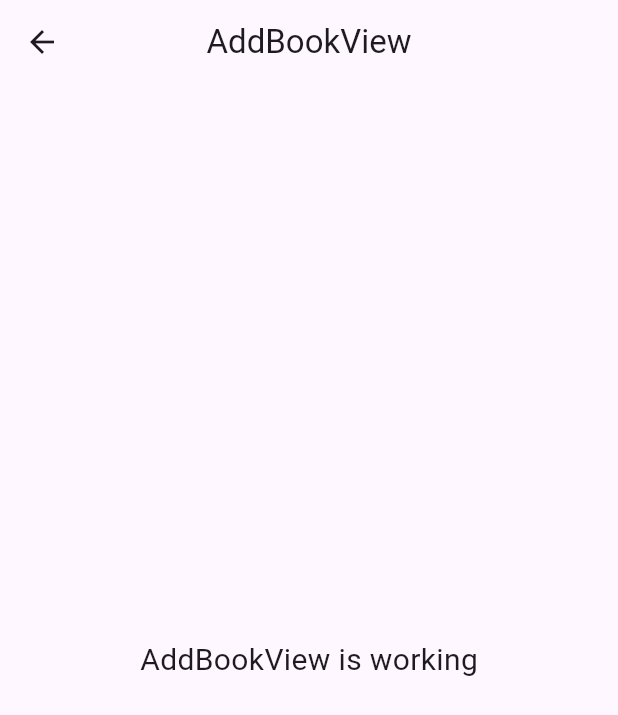
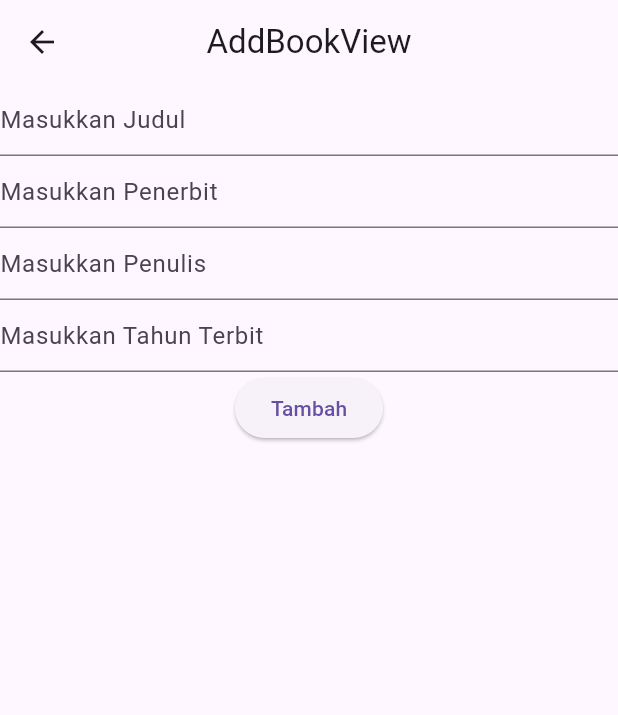
Before and after one commit to Rifkiyooo/petugas_perpustakaan, a Flutter app: the BookView screen opened by its route, after a tap on the "add" icon, on a phone screen of 412 x 824 dp. Shown: the top 715 px of the screen. Run offline on Flutter 3.47's test engine with Material 3 defaults, Android fonts, the phone set to English and light mode, and no system bars; our stand-ins replace dio, get, get_storage, pretty_dio_logger; accounts and stored records are empty; network calls fail.

Commit message:
finish commit

```diff
--- a/lib/app/modules/add_book/controllers/add_book_controller.dart
+++ b/lib/app/modules/add_book/controllers/add_book_controller.dart
@@ -1,6 +1,20 @@
+import 'package:dio/dio.dart';
+import 'package:flutter/cupertino.dart';
+import 'package:flutter/material.dart';
 import 'package:get/get.dart';
+import 'package:petugas_perpustakaan_kelas_b/app/modules/book/controllers/book_controller.dart';
+
+import '../../../data/constant/endpoint.dart';
+import '../../../data/provider/api_provider.dart';
 
 class AddBookController extends GetxController {
+  final loading = false.obs;
+  final GlobalKey<FormState> formKey = GlobalKey<FormState>();
+  final TextEditingController judulController = TextEditingController();
+  final TextEditingController penulisController = TextEditingController();
+  final TextEditingController penerbitController = TextEditingController();
+  final TextEditingController tahunterbitController = TextEditingController();
+  final BookController bookController = Get.put(BookController());
   //TODO: Implement AddBookController
 
   final count = 0.obs;
@@ -18,6 +32,41 @@ class AddBookController extends GetxController {
   void onClose() {
     super.onClose();
   }
-
-  void increment() => count.value++;
+  post() async {
+    loading(true);
+    try {
+      FocusScope.of(Get.context!).unfocus(); //meng close keybord
+      formKey.currentState?.save();
+      if (formKey.currentState!.validate()) {
+        final response = await ApiProvider.instance().post(Endpoint.book,
+            data:
+            {
+              "judul": judulController.text.toString(),
+              "penulis": penulisController.text.toString(),
+              "penerbit": penerbitController.text.toString(),
+              "tahun_terbit": int.parse(tahunterbitController.text.toString())
+            });
+        if (response.statusCode == 201) {
+          bookController.getData();
+         Get.back();
+        } else {
+          Get.snackbar("Sorry", "Login gagal", backgroundColor: Colors.orange);
+        }
+      }
+      loading(false);
+    } on DioException catch (e) {
+      loading(false);
+      if (e.response != null) {
+        if (e.response?.data != null) {
+          Get.snackbar("sorry", "${e.response?.data['message']}",
+              backgroundColor: Colors.orange);
+        }
+      } else {
+        Get.snackbar("Sorry", e.message ?? "", backgroundColor: Colors.red);
+      }
+    } catch (e) {
+      loading(false);
+      Get.snackbar("Error", e.toString(), backgroundColor: Colors.red);
+    }
+  }
 }
--- a/lib/app/modules/add_book/views/add_book_view.dart
+++ b/lib/app/modules/add_book/views/add_book_view.dart
@@ -13,12 +13,61 @@ class AddBookView extends GetView<AddBookController> {
         title: const Text('AddBookView'),
         centerTitle: true,
       ),
-      body: const Center(
-        child: Text(
-          'AddBookView is working',
-          style: TextStyle(fontSize: 20),
+      body: Center(
+        child: Form(
+          key: controller.formKey,
+          child: Column(
+            children: [
+              TextFormField(
+                controller: controller.judulController,
+                decoration: InputDecoration(hintText: "Masukkan Judul"),
+                validator: (value) {
+                  if (value!.isEmpty) {
+                    return "judul tidak boleh kosong";
+                  }
+                  return null;
+                },
+              ),
+              TextFormField(
+                controller: controller.penerbitController,
+                decoration: InputDecoration(hintText: "Masukkan Penerbit"),
+                validator: (value) {
+                  if (value!.isEmpty) {
+                    return "Penerbit tidak boleh kosong";
+                  }
+                  return null;
+                },
+              ),
+              TextFormField(
+                controller: controller.penulisController,
+                decoration: InputDecoration(hintText: "Masukkan Penulis"),
+                validator: (value) {
+                  if (value!.isEmpty) {
+                    return "penulis tidak boleh kosong";
+                  }
+                  return null;
+                },
+              ),
+              TextFormField(
+                controller: controller.tahunterbitController,
+                decoration: InputDecoration(hintText: "Masukkan Tahun Terbit"),
+                validator: (value) {
+                  if (value!.isEmpty) {
+                    return "Tahun Terbit tidak boleh kosong";
+                  }
+                  return null;
+                },
+              ),
+              Obx(() => controller.loading.value
+                  ? CircularProgressIndicator()
+                  : ElevatedButton(onPressed: () {
+                controller.post();
+              }, child: Text("Tambah"))
+              ),
+            ],
+          ),
         ),
-      ),
+      )
     );
   }
 }
--- a/lib/app/modules/book/controllers/book_controller.dart
+++ b/lib/app/modules/book/controllers/book_controller.dart
@@ -1,12 +1,16 @@
+import 'package:dio/dio.dart';
 import 'package:get/get.dart';
+import 'package:petugas_perpustakaan_kelas_b/app/data/model/response_book.dart';
 
-class BookController extends GetxController {
-  //TODO: Implement BookController
+import '../../../data/constant/endpoint.dart';
+import '../../../data/provider/api_provider.dart';
 
-  final count = 0.obs;
+class BookController extends GetxController with StateMixin<List<DataBook>> {
+
   @override
   void onInit() {
     super.onInit();
+    getData();
   }
 
   @override
@@ -19,5 +23,32 @@ class BookController extends GetxController {
     super.onClose();
   }
 
-  void increment() => count.value++;
-}
+  Future<void> getData() async{
+    change(null, status: RxStatus.loading());
+    try {
+        final response = await ApiProvider.instance().get(Endpoint.book,
+        );
+        if (response.statusCode == 200) {
+          final ResponseBook responseBook = ResponseBook.fromJson(response.data);
+          if(responseBook.data!.isEmpty){
+            change(null, status: RxStatus.empty());
+          }else{
+            change(responseBook.data, status: RxStatus.success());
+          }
+        } else {
+          change(null,status: RxStatus.error("gagal mengambil data"));
+        }
+
+    } on DioException catch (e) {
+      if (e.response != null) {
+        if (e.response?.data != null) {
+          change(null, status:  RxStatus.error("${e.response?.data["message"]}"));
+        }
+      } else {
+        change(null, status:  RxStatus.error(e.message ?? ""));
+      }
+    } catch (e) {
+      change(null, status:  RxStatus.error(e.toString()));
+    }
+  }
+  }
--- a/lib/app/modules/book/views/book_view.dart
+++ b/lib/app/modules/book/views/book_view.dart
@@ -18,12 +18,18 @@ class BookView extends GetView<BookController> {
         onPressed: () => Get.toNamed(Routes.ADD_BOOK),
         child: Icon(Icons.add),
       ),
-      body: const Center(
-        child: Text(
-          'BookView is working',
-          style: TextStyle(fontSize: 20),
-        ),
-      ),
+      body: controller.obx((state) => ListView.separated(
+        itemCount: state!.length,
+        itemBuilder: (context, index){
+          return ListTile(
+            title: Text("${state[index].judul}"),
+            subtitle: Text("Penulis ${state[index].penulis}"),
+          );
+      },
+        separatorBuilder: (context, index){
+          return Divider();
+        },
+      ))
     );
   }
 }
```
Also changed, not shown: lib/app/data/model/response_book.dart (+5 -5 lines), lib/app/data/model/response_login.dart (+7 -7 lines), lib/app/data/model/response_pinjam.dart (+5 -5 lines), lib/app/modules/peminjaman/controllers/peminjaman_controller.dart (+33 -3 lines), lib/app/modules/peminjaman/views/peminjaman_view.dart (+15 -10 lines), 1 other file.
